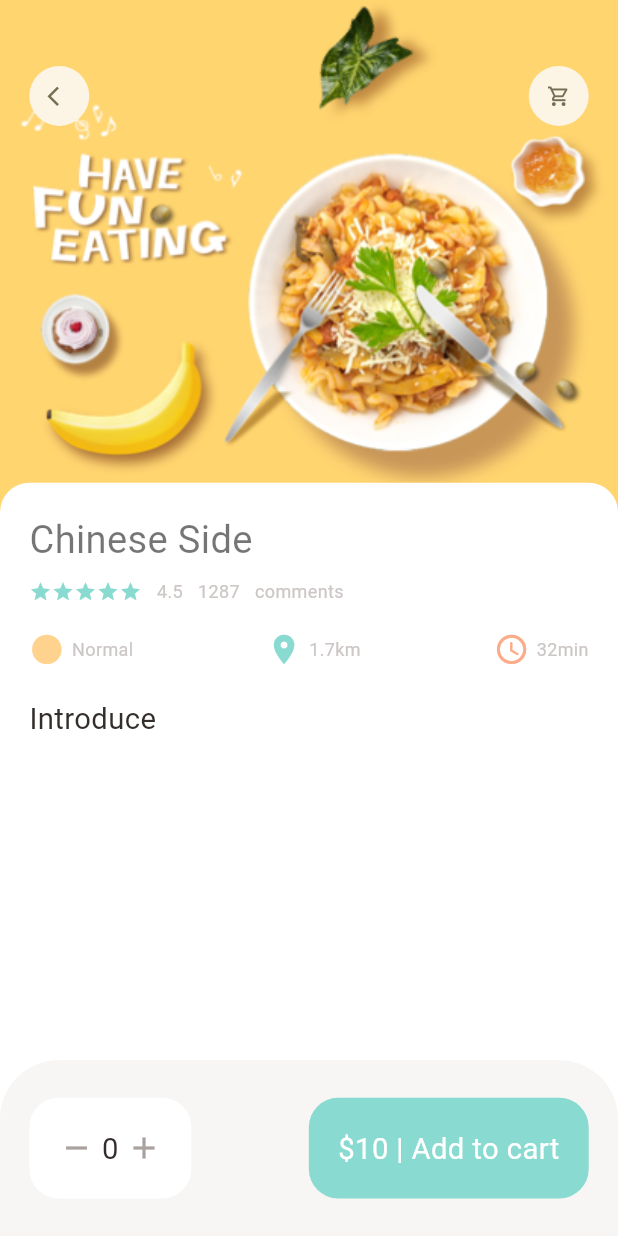
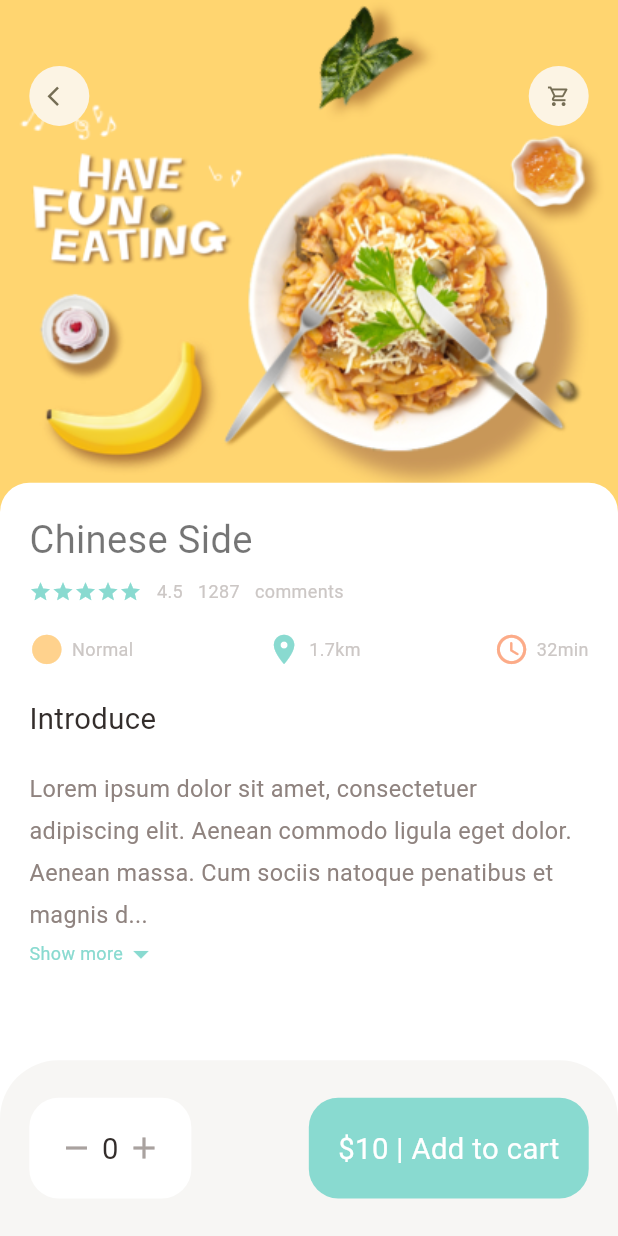
Before and after one commit to AkshayAshokCode/FoodDelivery, a Flutter app: the screen it shows after launch, on a phone screen of 412 x 824 dp. Run offline on Flutter 3.47's test engine with Material 3 defaults, Android fonts, the phone set to English and light mode, and no system bars; our stand-ins replace dots_indicator, get.

Commit message:
add expandable text widget

```diff
--- a/lib/pages/food/popular_food_detail.dart
+++ b/lib/pages/food/popular_food_detail.dart
@@ -1,8 +1,10 @@
 import 'package:flutter/cupertino.dart';
 import 'package:flutter/material.dart';
+import 'package:flutter/widgets.dart';
 import 'package:food_delivery/utils/dimensions.dart';
 import 'package:food_delivery/widgets/app_column.dart';
 import 'package:food_delivery/widgets/app_icon.dart';
+import 'package:food_delivery/widgets/expandable_text_widget.dart';
 
 import '../../utils/colors.dart';
 import '../../widgets/big_text.dart';
@@ -18,6 +20,7 @@ class PopularFoodDetail extends StatelessWidget {
       backgroundColor: Colors.white,
       body: Stack(
         children: [
+          //background image
           Positioned(
               left: 0,
               right: 0,
@@ -29,6 +32,7 @@ class PopularFoodDetail extends StatelessWidget {
                         fit: BoxFit.cover,
                         image: AssetImage("assets/image/food0.png"))),
               )),
+          //icon widget
           Positioned(
               top: Dimensions.height45,
               left: Dimensions.width20,
@@ -40,6 +44,7 @@ class PopularFoodDetail extends StatelessWidget {
                   AppIcon(icon: Icons.shopping_cart_outlined)
                 ],
               )),
+          // intro of food
           Positioned(
               left: 0,
               right: 0,
@@ -64,9 +69,16 @@ class PopularFoodDetail extends StatelessWidget {
                       ),
                       BigText(
                         text: "Introduce",
-                      )
+                      ),
+                      SizedBox(
+                        height: Dimensions.height20,
+                      ),
+                      //expandable text widget
+                      Expanded(child: SingleChildScrollView(child: ExpandableTextWidget(text: "Lorem ipsum dolor sit amet, consectetuer adipiscing elit. Aenean commodo ligula eget dolor. Aenean massa. Cum sociis natoque penatibus et magnis dis parturient montes, nascetur ridiculus mus. Donec quam felis, ultricies nec, pellentesque eu, pretium quis, sem. Nulla consequat massa quis enim. Donec pede justo, fringilla vel, aliquet nec, vulputate eget, arcu. In enim justo, rhoncus ut, imperdiet a, venenatis vitae, justo. Nullam dictum felis eu pede mollis pretium. Integer tincidunt. Cras dapibus. Vivamus elementum semper nisi. Aenean vulputate eleifend tellus. Aenean leo ligula, porttitor eu, consequat vitae, eleifend ac, enim. Aliquam lorem ante, dapibus in, viverra quis, feugiat a, tellus. Phasellus viverra nulla ut metus varius laoreet. Quisque rutrum. Aenean imperdiet. Etiam ultricies nisi vel augue. Curabitur ullamcorper ultricies nisi. Nam eget dui. Etiam rhoncus. Maecenas tempus, tellus eget condimentum rhoncus, sem quam semper libero, sit amet adipiscing sem neque sed ipsum. Nam quam nunc, blandit vel, luctus pulvinar, hendrerit id, lorem. Maecenas nec odio et ante tincidunt tempus. Donec vitae sapien ut libero venenatis faucibus. Nullam quis ante. Etiam sit amet orci eget eros faucibus tincidunt. Duis leo. Sed fringilla mauris sit amet nibh. Donec sodales sagittis magna. Sed consequat, leo eget bibendum sodales, augue velit cursus nunc,",)))
                     ],
-                  )))
+                  ))),
+
+
         ],
       ),
       bottomNavigationBar: Container(
--- /dev/null
+++ b/lib/widgets/expandable_text_widget.dart
@@ -0,0 +1,74 @@
+import 'package:flutter/cupertino.dart';
+import 'package:flutter/material.dart';
+import 'package:food_delivery/utils/colors.dart';
+import 'package:food_delivery/utils/dimensions.dart';
+import 'package:food_delivery/widgets/small_text.dart';
+
+class ExpandableTextWidget extends StatefulWidget {
+  final String text;
+
+  const ExpandableTextWidget({super.key, required this.text});
+
+  @override
+  State<ExpandableTextWidget> createState() => _ExpandableTextWidgetState();
+}
+
+class _ExpandableTextWidgetState extends State<ExpandableTextWidget> {
+  late String firstHalf;
+  late String secondHalf;
+
+  bool hiddenText = true;
+
+  double textHeight = Dimensions.screenHeight / 5.63;
+
+  @override
+  void initState() {
+    super.initState();
+    if (widget.text.length > textHeight) {
+      firstHalf = widget.text.substring(0, textHeight.toInt());
+      secondHalf =
+          widget.text.substring(textHeight.toInt() + 1, widget.text.length);
+    } else {
+      firstHalf = widget.text;
+      secondHalf = "";
+    }
+  }
+
+  @override
+  Widget build(BuildContext context) {
+    return Container(
+      child: secondHalf.isEmpty
+          ? SmallText(color: AppColors.paraColor, size: Dimensions.font16, text: firstHalf)
+          : Column(
+              children: [
+                SmallText(
+                  height: 1.8,
+                  color: AppColors.paraColor,
+                  size: Dimensions.font16,
+                    text: hiddenText
+                        ? (firstHalf + "...")
+                        : (firstHalf + secondHalf)),
+                InkWell(
+                  onTap: () {
+                    setState(() {
+                      hiddenText = !hiddenText;
+                    });
+                  },
+                  child: Row(
+                    children: [
+                      SmallText(
+                        text: "Show more",
+                        color: AppColors.mainColor,
+                      ),
+                      Icon(
+                        hiddenText?Icons.arrow_drop_down:Icons.arrow_drop_up,
+                        color: AppColors.mainColor,
+                      )
+                    ],
+                  ),
+                )
+              ],
+            ),
+    );
+  }
+}
```
